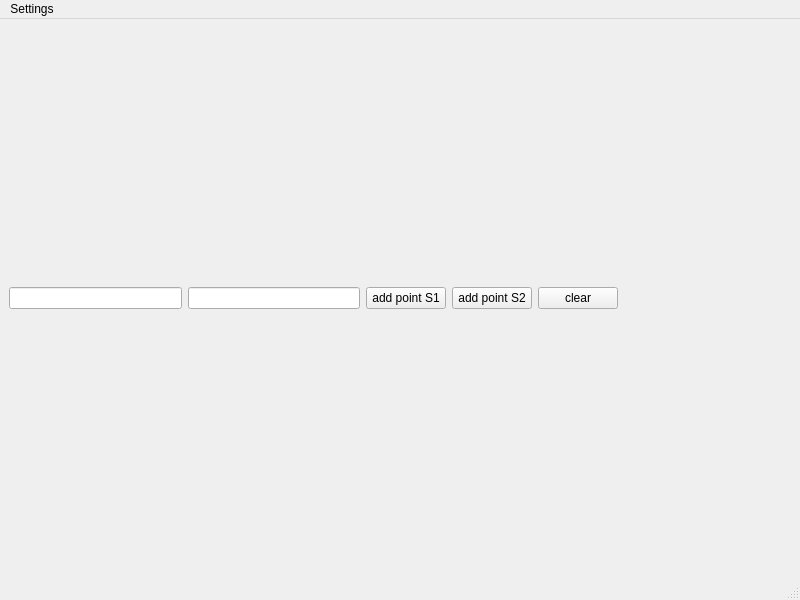
First picture: the form in mainwindow.ui, repository Bashar101Kh/Serial_Interface_test_01, before the edit.
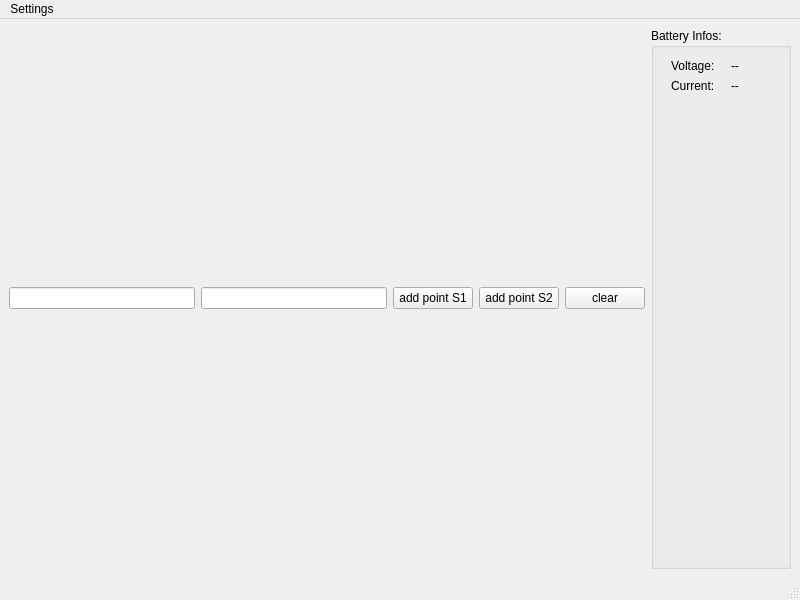
Second picture: the form after the edit. Icons and pictures are not drawn.

Commit message: added the Battery info display

What changed in the file:
```diff
--- a/mainwindow.ui
+++ b/mainwindow.ui
@@ -75,17 +75,79 @@
        </widget>
       </item>
       <item>
-       <spacer name="horizontalSpacer">
-        <property name="orientation">
-         <enum>Qt::Horizontal</enum>
-        </property>
-        <property name="sizeHint" stdset="0">
-         <size>
-          <width>40</width>
-          <height>20</height>
-         </size>
-        </property>
-       </spacer>
+       <layout class="QVBoxLayout" name="verticalLayout_2">
+        <item>
+         <widget class="QGroupBox" name="groupBox">
+          <property name="sizePolicy">
+           <sizepolicy hsizetype="Minimum" vsizetype="Minimum">
+            <horstretch>0</horstretch>
+            <verstretch>0</verstretch>
+           </sizepolicy>
+          </property>
+          <property name="minimumSize">
+           <size>
+            <width>140</width>
+            <height>80</height>
+           </size>
+          </property>
+          <property name="title">
+           <string>Battery Infos: </string>
+          </property>
+          <widget class="QLabel" name="label">
+           <property name="geometry">
+            <rect>
+             <x>20</x>
+             <y>30</y>
+             <width>55</width>
+             <height>16</height>
+            </rect>
+           </property>
+           <property name="text">
+            <string>Voltage:</string>
+           </property>
+          </widget>
+          <widget class="QLabel" name="label_2">
+           <property name="geometry">
+            <rect>
+             <x>20</x>
+             <y>50</y>
+             <width>55</width>
+             <height>16</height>
+            </rect>
+           </property>
+           <property name="text">
+            <string>Current:</string>
+           </property>
+          </widget>
+          <widget class="QLabel" name="bat_V">
+           <property name="geometry">
+            <rect>
+             <x>80</x>
+             <y>30</y>
+             <width>55</width>
+             <height>16</height>
+            </rect>
+           </property>
+           <property name="text">
+            <string>--</string>
+           </property>
+          </widget>
+          <widget class="QLabel" name="bat_I">
+           <property name="geometry">
+            <rect>
+             <x>80</x>
+             <y>50</y>
+             <width>55</width>
+             <height>16</height>
+            </rect>
+           </property>
+           <property name="text">
+            <string>--</string>
+           </property>
+          </widget>
+         </widget>
+        </item>
+       </layout>
       </item>
      </layout>
     </item>
```
Left out of the diff: 8 changed lines with no effect on the pictures. The commit also changes 2 other files.
